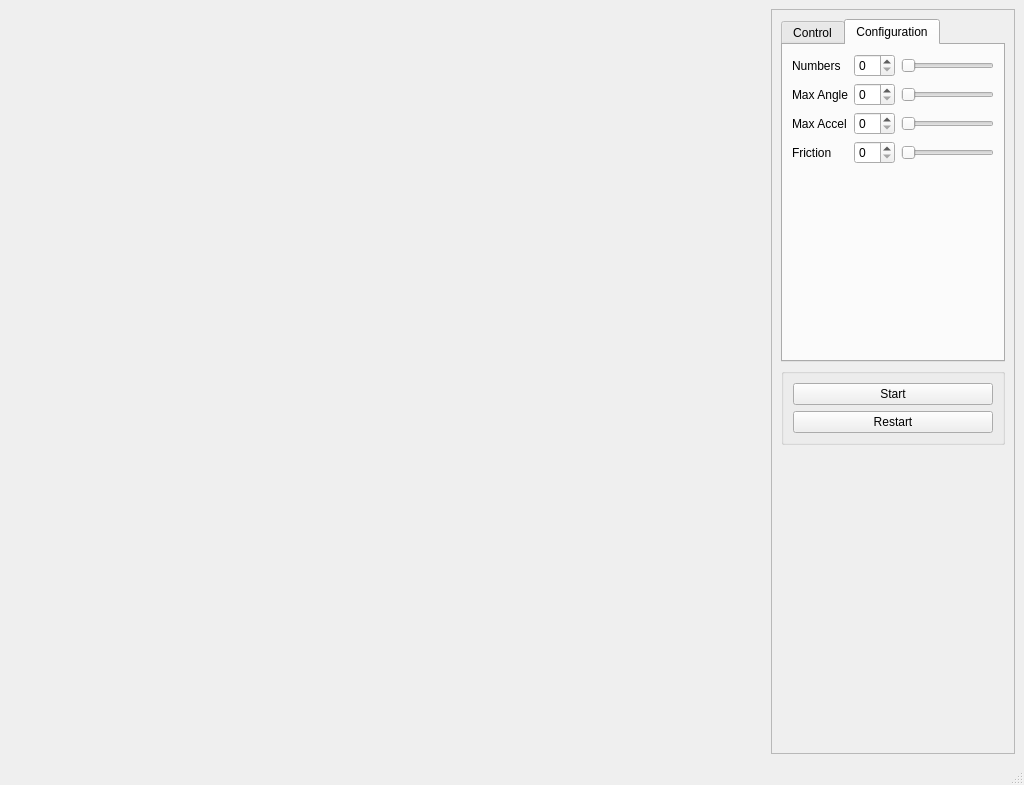
The window that ui/mainwindow.ui (sora-M31/QAnt) describes before a commit, drawn with Qt 5.
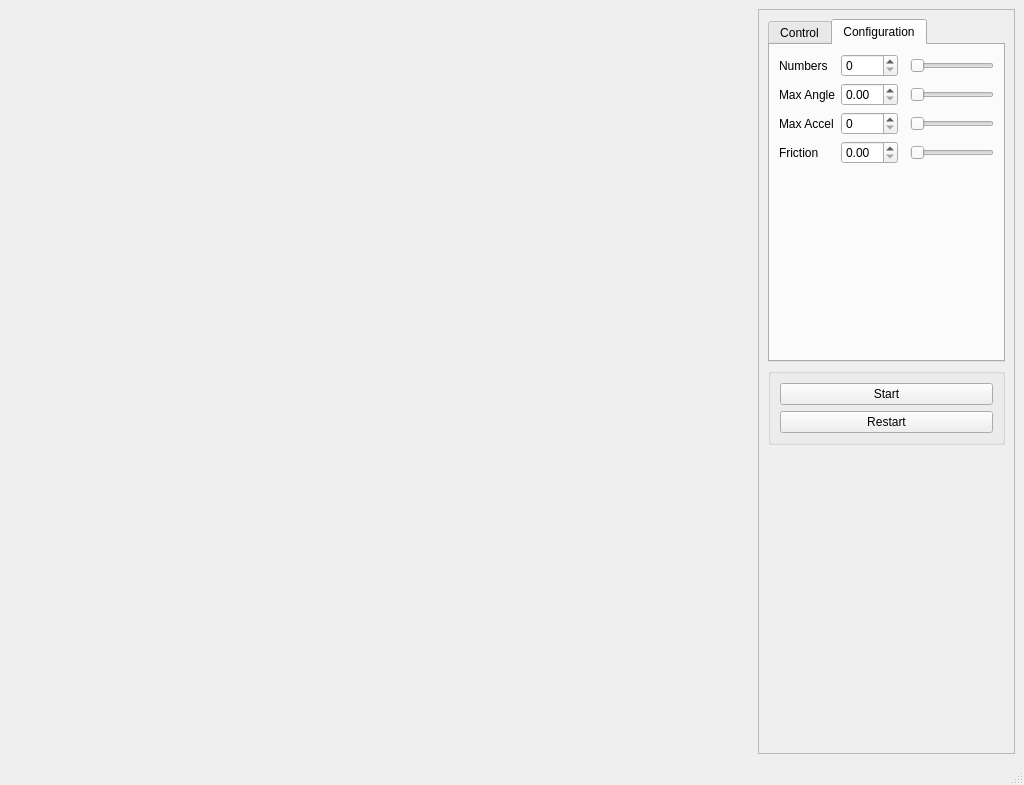
The same window after the commit. Custom widgets are drawn as their Qt base class.

The edit to the form file:
```diff
--- a/ui/mainwindow.ui
+++ b/ui/mainwindow.ui
@@ -309,7 +309,7 @@
             <string>Configuration</string>
            </attribute>
            <layout class="QGridLayout" name="gridLayout_5">
-            <item row="0" column="2">
+            <item row="0" column="3">
              <widget class="QSlider" name="m_numSlider">
               <property name="orientation">
                <enum>Qt::Horizontal</enum>
@@ -330,8 +330,8 @@
               </property>
              </widget>
             </item>
-            <item row="1" column="2">
-             <widget class="QSlider" name="m_angleSlider">
+            <item row="1" column="3">
+             <widget class="Ui::Qdslider" name="m_angleSlider">
               <property name="orientation">
                <enum>Qt::Horizontal</enum>
               </property>
@@ -344,8 +344,8 @@
               </property>
              </widget>
             </item>
-            <item row="3" column="2">
-             <widget class="QSlider" name="m_frictionSlider">
+            <item row="3" column="3">
+             <widget class="Ui::Qdslider" name="m_frictionSlider">
               <property name="orientation">
                <enum>Qt::Horizontal</enum>
               </property>
@@ -358,7 +358,7 @@
               </property>
              </widget>
             </item>
-            <item row="2" column="2">
+            <item row="2" column="3">
              <widget class="QSlider" name="m_accelSlider">
               <property name="orientation">
                <enum>Qt::Horizontal</enum>
@@ -368,16 +368,10 @@
             <item row="0" column="1">
              <widget class="QSpinBox" name="m_numBox"/>
             </item>
-            <item row="1" column="1">
-             <widget class="QSpinBox" name="m_angleBox"/>
-            </item>
             <item row="2" column="1">
              <widget class="QSpinBox" name="m_accelBox"/>
             </item>
-            <item row="3" column="1">
-             <widget class="QSpinBox" name="m_frictionBox"/>
-            </item>
-            <item row="6" column="0" colspan="3">
+            <item row="6" column="0" colspan="4">
              <spacer name="verticalSpacer">
               <property name="orientation">
                <enum>Qt::Vertical</enum>
@@ -390,6 +384,12 @@
               </property>
              </spacer>
             </item>
+            <item row="1" column="1">
+             <widget class="QDoubleSpinBox" name="m_angleBox"/>
+            </item>
+            <item row="3" column="1">
+             <widget class="QDoubleSpinBox" name="m_frictionBox"/>
+            </item>
            </layout>
           </widget>
          </widget>
@@ -448,6 +448,17 @@
   </widget>
   <widget class="QStatusBar" name="statusbar"/>
  </widget>
+ <customwidgets>
+  <customwidget>
+   <class>Ui::Qdslider</class>
+   <extends>QSlider</extends>
+   <header>Qdslider.h</header>
+   <slots>
+    <signal>valueChanged(double)</signal>
+    <slot>setValue(double)</slot>
+   </slots>
+  </customwidget>
+ </customwidgets>
  <resources/>
  <connections/>
 </ui>
```
